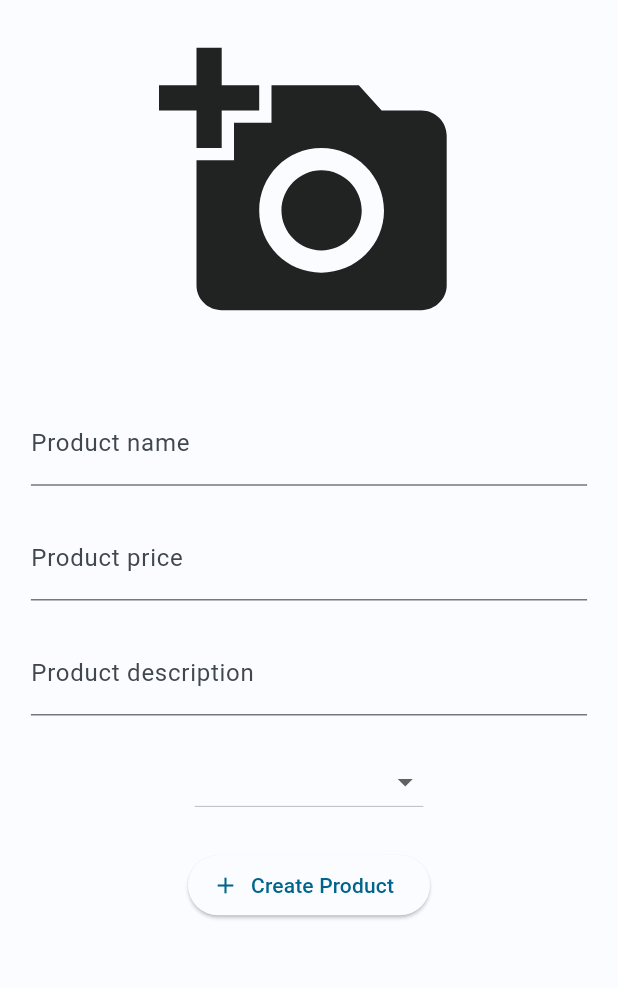
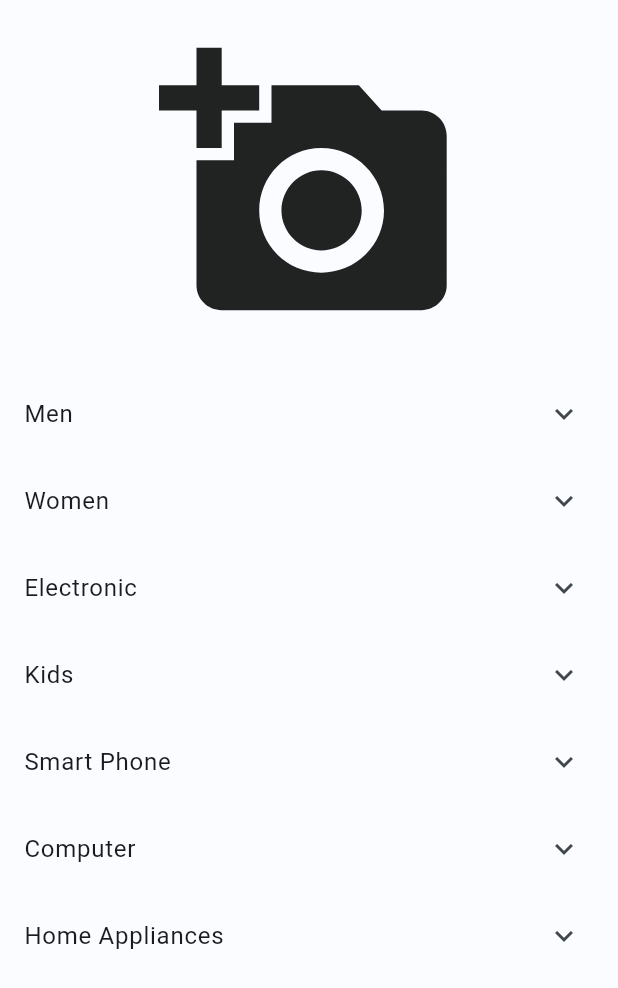
Before and after one commit to Neotin695/e_commerce, a Flutter app: the AdminProductModifyScreen screen opened directly, on a phone screen of 412 x 824 dp. Shown: the top 988 px of the screen. Run offline on Flutter 3.47's test engine with Material 2 defaults, Android fonts, the phone set to English and light mode, and no system bars; drawn by our look-alikes of carousel_slider, dynamic_color; our stand-ins replace anim_search_bar, awesome_snackbar_content, cloud_firestore, firebase_auth, firebase_core, firebase_storage and 7 more; accounts and stored records are empty.

```diff
--- a/lib/core/viewmodel/product view model/admin_product_view_model.dart
+++ b/lib/core/viewmodel/product view model/admin_product_view_model.dart
@@ -8,11 +8,24 @@ import 'package:image_picker/image_picker.dart';
 
 import '../../../model/product.dart';
 
+enum ProductType {
+  men,
+  women,
+  electronic,
+  toy,
+  kids,
+  smartPhone,
+  computer,
+  homeAppliances,
+  other
+}
+
 class AdminProductViewModel extends GetxController {
   TextEditingController name = TextEditingController();
   TextEditingController price = TextEditingController();
   TextEditingController desc = TextEditingController();
-  String category = '';
+  TextEditingController count = TextEditingController();
+  TextEditingController size = TextEditingController();
 
   final _storeRef = FirebaseFirestore.instance;
   final _storageRef = FirebaseStorage.instance.ref('Products/images');
@@ -21,7 +34,18 @@ class AdminProductViewModel extends GetxController {
   List<File> imageFiles = [];
   final ImagePicker _imagePicker = ImagePicker();
 
-  createProduct() async {
+  // Color pickerColor = Color(0xff443a49);
+  List<Color> currentColor = [];
+
+  List<Color> availableColors = [];
+// ValueChanged<Color> callback
+  void changeColor(colors) {
+    availableColors.clear();
+    availableColors.addAll(colors);
+    update();
+  }
+
+  createProduct(categoryName) async {
     if (_images.isEmpty) {
       _showMessageToUser('Error', 'Please select images first');
     } else if (name.text.isEmpty) {
@@ -33,13 +57,15 @@ class AdminProductViewModel extends GetxController {
     } else {
       final downloadingUrls = await _uploadImages();
       final product = Product(
-        id: name.text,
-        name: name.text,
-        price: double.parse(price.text),
-        disc: desc.text,
-        imagesUrls: downloadingUrls,
-        category: category,
-      );
+          id: name.text,
+          name: name.text,
+          price: double.parse(price.text),
+          disc: desc.text,
+          imagesUrls: downloadingUrls,
+          category: categoryName,
+          count: int.parse(count.text),
+          colors: List<int>.from(availableColors.map((e) => e.value)),
+          sizes: size.text.split(','));
       _storeRef
           .collection('Products')
           .doc(product.category)
@@ -82,6 +108,7 @@ class AdminProductViewModel extends GetxController {
   }
 
   getImages() async {
+    _images.clear();
     _images = await _getSelectedImages();
     if (isImagesNotAvailable) {
       _showMessageToUser('User Event', 'user cancel selected');
--- a/lib/model/product.dart
+++ b/lib/model/product.dart
@@ -6,7 +6,10 @@ class Product {
   double price;
   String disc;
   String category;
+  int count;
   List<String> imagesUrls;
+  final List<String> sizes;
+  final List<int> colors;
   Product({
     required this.id,
     required this.name,
@@ -14,6 +17,9 @@ class Product {
     required this.disc,
     required this.imagesUrls,
     required this.category,
+    required this.count,
+    required this.colors,
+    required this.sizes,
   });
 
   Map<String, dynamic> toMap() {
@@ -23,7 +29,10 @@ class Product {
       'price': price,
       'disc': disc,
       'imagesUrls': imagesUrls,
-      'category': category
+      'category': category,
+      'count': count,
+      'sizes': sizes,
+      'colors': colors
     };
   }
 
@@ -35,6 +44,9 @@ class Product {
       disc: map['disc'] as String,
       imagesUrls: List<String>.from(map['imagesUrls'].map((e) => e)),
       category: map['category'] as String,
+      count: int.parse(map['count'].toString()),
+      sizes: List<String>.from(map['sizes'].map((value) => value)),
+      colors: List<int>.from(map['colors'].map((value) => value)),
     );
   }
 
--- a/lib/view/admin/product screen/admin_prodcut_modify_screen.dart
+++ b/lib/view/admin/product screen/admin_prodcut_modify_screen.dart
@@ -1,10 +1,12 @@
 import 'package:carousel_slider/carousel_slider.dart';
+import 'package:e_commerce/view/component/color_widget.dart';
 import 'package:flutter/material.dart';
 import 'package:get/get.dart';
 import 'package:responsive_sizer/responsive_sizer.dart';
 
 import '../../../core/constance datat/category_data.dart';
 import '../../../core/viewmodel/product view model/admin_product_view_model.dart';
+import '../../component/multi_color_picker.dart';
 
 class AdminProductModifyScreen extends GetWidget<AdminProductViewModel> {
   const AdminProductModifyScreen({super.key});
@@ -12,7 +14,6 @@ class AdminProductModifyScreen extends GetWidget<AdminProductViewModel> {
   @override
   Widget build(BuildContext context) {
     final space = SizedBox(height: 2.5.h);
-
     return Scaffold(
         body: SingleChildScrollView(
       child: Column(
@@ -38,32 +39,77 @@ class AdminProductModifyScreen extends GetWidget<AdminProductViewModel> {
               ),
             ),
           ),
+          SizedBox(
+            height: 50.h,
+            child: ListView(
+              children: CategoryData.categories.map((category) {
+                return ExpansionTile(
+                  title: Text(category.name),
+                  children: [
                     space,
-            _buildPaddingTextField(controller.name, 'Product name'),
+                    _buildPaddingTextField(controller.name, 'Product title'),
+                    space,
+                    _buildPaddingTextField(controller.price, 'Product price',
+                        TextInputType.number),
                     space,
                     _buildPaddingTextField(
-                controller.price, 'Product price', TextInputType.number),
+                        controller.desc, 'Product description'),
                     space,
-            _buildPaddingTextField(controller.desc, 'Product description'),
+                    _buildPaddingTextField(controller.count, 'Product count',
+                        TextInputType.number),
                     space,
-            CustomDropMenuItem(onChange: (data) {
-              controller.category = data.toString();
-            }),
+                    _buildPaddingTextField(controller.size, 'Product size',
+                        TextInputType.text, 'xl,l,xlll'),
+                    space,
+                    _buildAvailableColorsWidget(category, context, space),
                     space,
                     ElevatedButton.icon(
                       onPressed: () {
-                controller.createProduct();
+                        controller.createProduct(category.name);
                       },
                       icon: const Icon(Icons.add),
                       label: const Text('Create Product'),
-            )
+                    ),
+                  ],
+                );
+              }).toList(),
+            ),
+          ),
         ],
       ),
+    ));
+  }
+
+  Widget _buildAvailableColorsWidget(category, context, space) {
+    return GetBuilder<AdminProductViewModel>(
+      init: AdminProductViewModel(),
+      builder: (controllers) => Row(
+        mainAxisAlignment: MainAxisAlignment.spaceAround,
+        children: [
+          category.name != 'Toy' || category.name != 'Computer'
+              ? _buildColorPickerWidget(context, space, controllers)
+              : Container(),
+          ColorsWidget(availableColors: controller.availableColors),
+        ],
       ),
     );
   }
 
-  Widget _buildPaddingTextField(cn, title, [type]) {
+  Widget _buildColorPickerWidget(context, space, controllers) {
+    return ElevatedButton(
+      onPressed: () {
+        showDialog(
+          context: context,
+          builder: (context) {
+            return MultiColorPicker(controller: controllers, space: space);
+          },
+        );
+      },
+      child: const Text('Choice color'),
+    );
+  }
+
+  Widget _buildPaddingTextField(cn, title, [type, hint]) {
     return Padding(
       padding: EdgeInsets.symmetric(horizontal: 5.w),
       child: TextField(
@@ -71,26 +117,9 @@ class AdminProductModifyScreen extends GetWidget<AdminProductViewModel> {
         keyboardType: type,
         decoration: InputDecoration(
           labelText: title,
+          hintText: hint,
         ),
       ),
     );
   }
 }
-
-class CustomDropMenuItem extends StatelessWidget {
-  final Function(String?) onChange;
-  const CustomDropMenuItem({super.key, required this.onChange});
-
-  @override
-  Widget build(BuildContext context) {
-    return DropdownButton(
-      items: CategoryData.categories.map((category) {
-        return DropdownMenuItem(
-          value: category.name,
-          child: Text(category.name),
-        );
-      }).toList(),
-      onChanged: onChange,
-    );
-  }
-}
```
Also changed, not shown: lib/model/clothes_product.dart (deleted, +0 -47 lines), lib/view/admin/product screen/admin_product_list_screen.dart (+30 -4 lines), lib/view/component/color_widget.dart (added, +37 -0 lines), lib/view/component/multi_color_picker.dart (added, +48 -0 lines), lib/view/main/detials_screen.dart (+32 -38 lines). Lines whose indentation alone changed are shown as unchanged.
